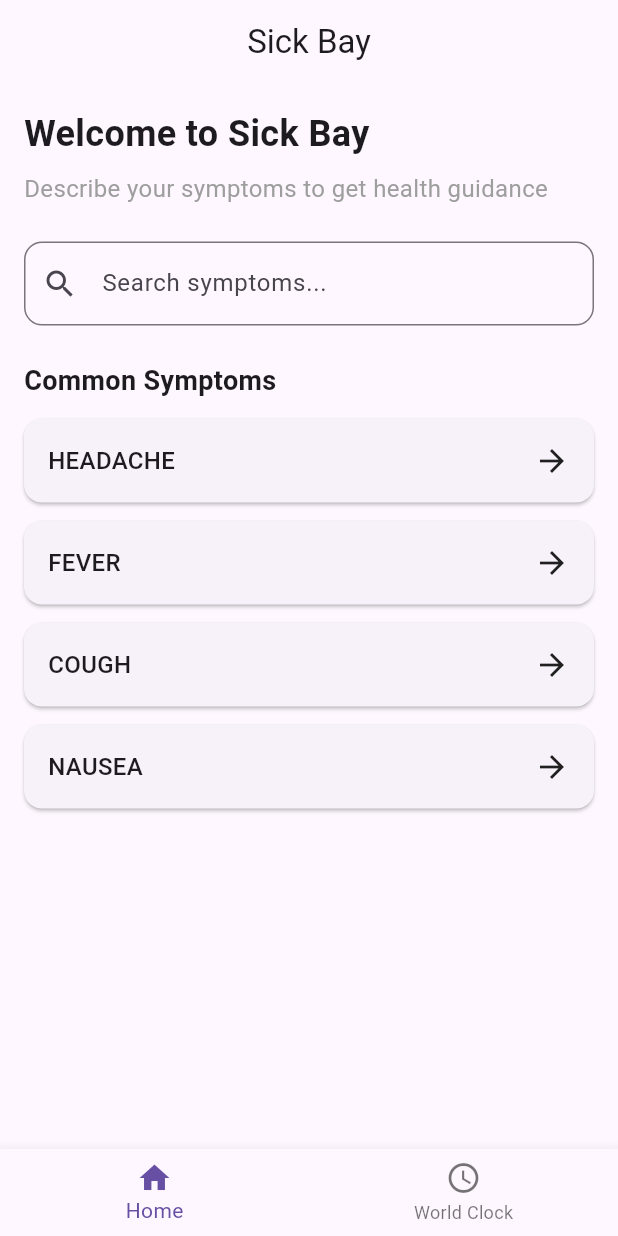
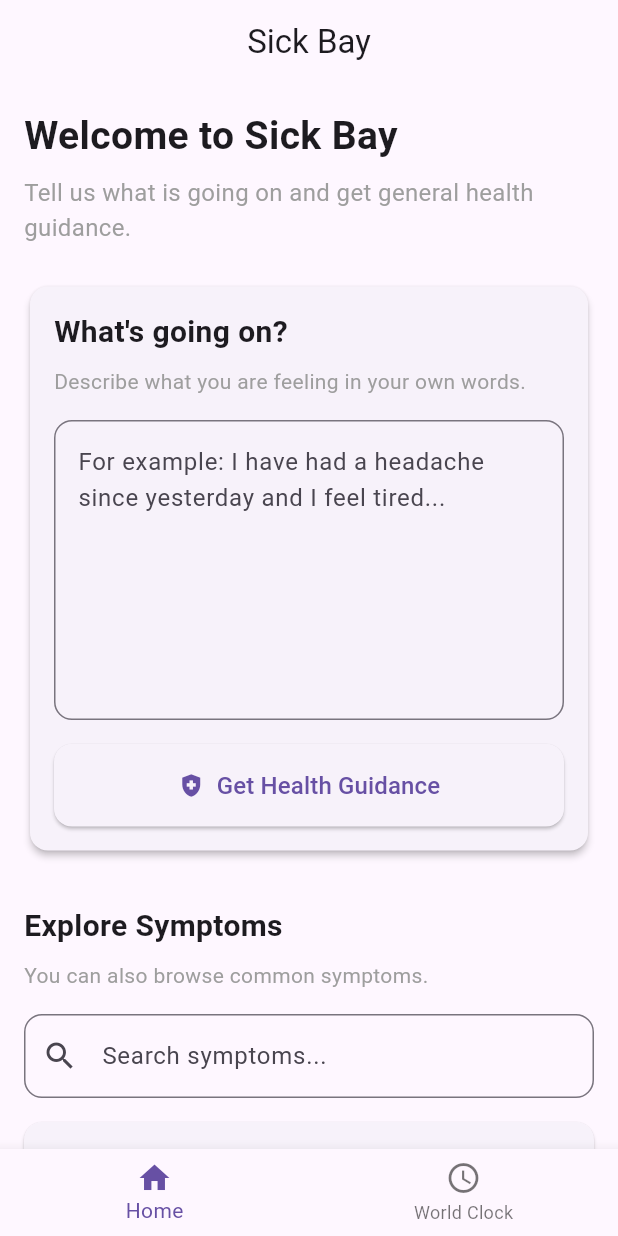
Before and after one commit to gDiva-blip/Sick-bae, a Flutter app: the screen it shows after launch, on a phone screen of 412 x 824 dp. Run offline on Flutter 3.47's test engine with Material 3 defaults, Android fonts, the phone set to English and light mode, and no system bars; our stand-ins replace timezone.

Commit message:
Redesign home screen for symptom descriptions

```diff
--- a/lib/screens/home_screen.dart
+++ b/lib/screens/home_screen.dart
@@ -12,7 +12,11 @@ class HomeScreen extends StatefulWidget {
 }
 
 class _HomeScreenState extends State<HomeScreen> {
+  final TextEditingController _descriptionController =
+      TextEditingController();
+
   final TextEditingController _searchController = TextEditingController();
+
   List<String> _filteredSymptoms = [];
 
   @override
@@ -27,10 +31,47 @@ class _HomeScreenState extends State<HomeScreen> {
         _filteredSymptoms = HealthDatabase.getAllSymptoms();
       } else {
         _filteredSymptoms = HealthDatabase.getAllSymptoms()
-            .where((symptom) => symptom.toLowerCase().contains(query.toLowerCase()))
+            .where(
+              (symptom) =>
+                  symptom.toLowerCase().contains(query.toLowerCase()),
+            )
             .toList();
       }
     });
+  }
+
+  void _getHealthGuidance() {
+    final description = _descriptionController.text.trim();
+
+    if (description.isEmpty) {
+      ScaffoldMessenger.of(context).showSnackBar(
+        const SnackBar(
+          content: Text('Please describe what you are experiencing first.'),
+        ),
+      );
+      return;
+    }
+
+    // For now, show the information the user entered.
+    // We will build the symptom-processing system next.
+    showDialog(
+      context: context,
+      builder: (context) {
+        return AlertDialog(
+          title: const Text('Your symptoms'),
+          content: Text(
+            'You described:\n\n$description\n\n'
+            'We will use this information to provide general health guidance.',
+          ),
+          actions: [
+            TextButton(
+              onPressed: () => Navigator.pop(context),
+              child: const Text('OK'),
+            ),
+          ],
+        );
+      },
+    );
   }
 
   @override
@@ -42,21 +83,119 @@ class _HomeScreenState extends State<HomeScreen> {
         elevation: 0,
       ),
       body: SingleChildScrollView(
+        padding: const EdgeInsets.all(16.0),
+        child: Column(
+          crossAxisAlignment: CrossAxisAlignment.start,
+          children: [
+            const Text(
+              'Welcome to Sick Bay',
+              style: TextStyle(
+                fontSize: 26,
+                fontWeight: FontWeight.bold,
+              ),
+            ),
+
+            const SizedBox(height: 8),
+
+            const Text(
+              'Tell us what is going on and get general health guidance.',
+              style: TextStyle(
+                fontSize: 16,
+                color: Colors.grey,
+              ),
+            ),
+
+            const SizedBox(height: 24),
+
+            // Main symptom description section
+            Card(
+              elevation: 2,
               child: Padding(
                 padding: const EdgeInsets.all(16.0),
                 child: Column(
                   crossAxisAlignment: CrossAxisAlignment.start,
                   children: [
                     const Text(
-                'Welcome to Sick Bay',
-                style: TextStyle(fontSize: 24, fontWeight: FontWeight.bold),
+                      'What\'s going on?',
+                      style: TextStyle(
+                        fontSize: 20,
+                        fontWeight: FontWeight.bold,
                       ),
+                    ),
+
                     const SizedBox(height: 8),
+
                     const Text(
-                'Describe your symptoms to get health guidance',
-                style: TextStyle(fontSize: 16, color: Colors.grey),
+                      'Describe what you are feeling in your own words.',
+                      style: TextStyle(
+                        color: Colors.grey,
                       ),
-              const SizedBox(height: 24),
+                    ),
+
+                    const SizedBox(height: 16),
+
+                    TextField(
+                      controller: _descriptionController,
+                      maxLines: 7,
+                      textInputAction: TextInputAction.newline,
+                      decoration: InputDecoration(
+                        hintText:
+                            'For example: I have had a headache since yesterday and I feel tired...',
+                        border: OutlineInputBorder(
+                          borderRadius: BorderRadius.circular(12),
+                        ),
+                        alignLabelWithHint: true,
+                      ),
+                    ),
+
+                    const SizedBox(height: 16),
+
+                    SizedBox(
+                      width: double.infinity,
+                      child: ElevatedButton.icon(
+                        onPressed: _getHealthGuidance,
+                        icon: const Icon(Icons.health_and_safety),
+                        label: const Text(
+                          'Get Health Guidance',
+                          style: TextStyle(fontSize: 16),
+                        ),
+                        style: ElevatedButton.styleFrom(
+                          padding: const EdgeInsets.symmetric(
+                            vertical: 16,
+                          ),
+                          shape: RoundedRectangleBorder(
+                            borderRadius: BorderRadius.circular(12),
+                          ),
+                        ),
+                      ),
+                    ),
+                  ],
+                ),
+              ),
+            ),
+
+            const SizedBox(height: 32),
+
+            // Optional symptom explorer
+            const Text(
+              'Explore Symptoms',
+              style: TextStyle(
+                fontSize: 20,
+                fontWeight: FontWeight.bold,
+              ),
+            ),
+
+            const SizedBox(height: 8),
+
+            const Text(
+              'You can also browse common symptoms.',
+              style: TextStyle(
+                color: Colors.grey,
+              ),
+            ),
+
+            const SizedBox(height: 16),
+
             TextField(
               controller: _searchController,
               onChanged: _filterSymptoms,
@@ -68,20 +207,19 @@ class _HomeScreenState extends State<HomeScreen> {
                 ),
               ),
             ),
-              const SizedBox(height: 24),
-              const Text(
-                'Common Symptoms',
-                style: TextStyle(fontSize: 18, fontWeight: FontWeight.bold),
-              ),
-              const SizedBox(height: 12),
+
+            const SizedBox(height: 16),
+
             ..._filteredSymptoms.map((symptom) {
               return GestureDetector(
                 onTap: () {
                   context.read<SymptomProvider>().searchSymptom(symptom);
+
                   Navigator.push(
                     context,
                     MaterialPageRoute(
-                        builder: (context) => const SymptomDetailsScreen(),
+                      builder: (context) =>
+                          const SymptomDetailsScreen(),
                     ),
                   );
                 },
@@ -90,7 +228,8 @@ class _HomeScreenState extends State<HomeScreen> {
                   child: Padding(
                     padding: const EdgeInsets.all(16.0),
                     child: Row(
-                        mainAxisAlignment: MainAxisAlignment.spaceBetween,
+                      mainAxisAlignment:
+                          MainAxisAlignment.spaceBetween,
                       children: [
                         Text(
                           symptom.toUpperCase(),
@@ -109,12 +248,12 @@ class _HomeScreenState extends State<HomeScreen> {
           ],
         ),
       ),
-      ),
     );
   }
 
   @override
   void dispose() {
+    _descriptionController.dispose();
     _searchController.dispose();
     super.dispose();
   }
```
Lines whose indentation alone changed are shown as unchanged.
